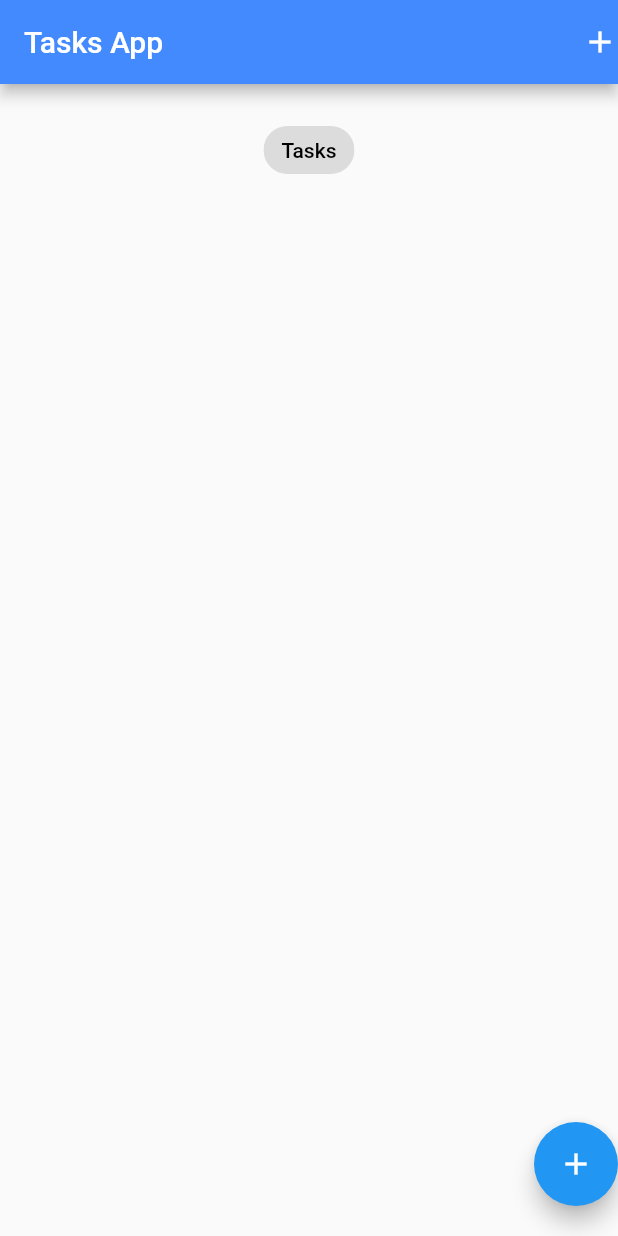
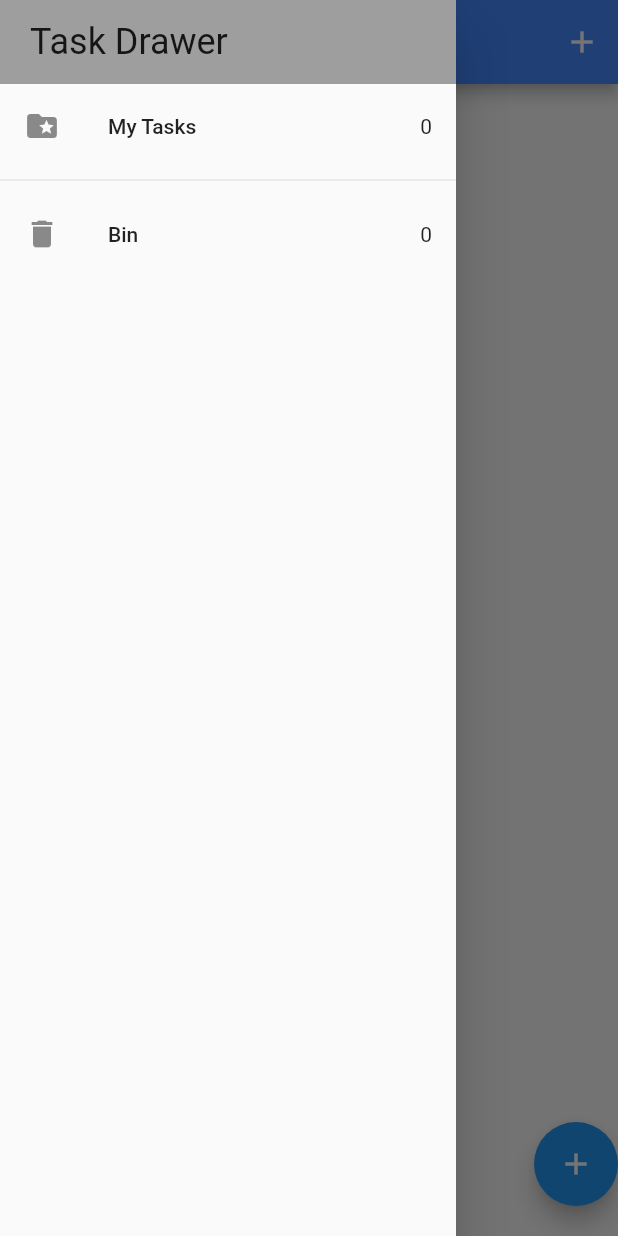
Before and after one commit to camelCase4/Flutter-BLoC-State-Management-Firebase-2023-From-Scratch, a Flutter app: the screen it shows after launch, with the side drawer open (before the commit the screen has no drawer), on a phone screen of 412 x 824 dp. Run offline on Flutter 3.47's test engine with Material 2 defaults, Android fonts, the phone set to English and light mode, and no system bars; our stand-ins replace bloc, equatable, flutter_bloc, hydrated_bloc.

Commit message:
task app progress

```diff
--- /dev/null
+++ b/lib/blocs/bloc/tasks_bloc.dart
@@ -0,0 +1,58 @@
+import 'package:bloc/bloc.dart';
+import 'package:equatable/equatable.dart';
+import 'package:hydrated_bloc/hydrated_bloc.dart';
+
+import '../../models/task.dart';
+
+part 'tasks_event.dart';
+part 'tasks_state.dart';
+
+class TasksBloc extends HydratedBloc<TasksEvent, TasksState> {
+  TasksBloc() : super(const TasksState()) {
+    on<AddTask>(_onAddTask);
+    on<UpdateTask>(_onUpdateTask);
+    on<DeleteTask>(_onDeleteTask);
+  }
+
+  void _onAddTask(AddTask event, Emitter<TasksState> emit) {
+    final state = this.state;
+    emit(
+      TasksState(
+        allTasks: List.from(state.allTasks)..add(event.task),
+      ),
+    );
+  }
+
+  void _onUpdateTask(UpdateTask event, Emitter<TasksState> emit) {
+    final state = this.state;
+    final task = event.task;
+    final int index = state.allTasks.indexOf(task);
+
+    List<Task> allTasks = List.from(state.allTasks)..remove(task);
+
+    task.isDone == false
+        ? allTasks.insert(index, task.copyWith(isDone: true))
+        : allTasks.insert(index, task.copyWith(isDone: false));
+
+    emit(TasksState(allTasks: allTasks));
+  }
+
+  void _onDeleteTask(DeleteTask event, Emitter<TasksState> emit) {
+    final state = this.state;
+    emit(
+      TasksState(
+        allTasks: List.from(state.allTasks)..remove(event.task),
+      ),
+    );
+  }
+
+  @override
+  TasksState? fromJson(Map<String, dynamic> json) {
+    return TasksState.fromMap(json);
+  }
+
+  @override
+  Map<String, dynamic>? toJson(TasksState state) {
+   return state.toMap();
+  }
+}
--- /dev/null
+++ b/lib/blocs/bloc/tasks_event.dart
@@ -0,0 +1,42 @@
+part of 'tasks_bloc.dart';
+
+sealed class TasksEvent extends Equatable {
+  const TasksEvent();
+
+  @override
+  List<Object> get props => [];
+}
+
+class AddTask extends TasksEvent{
+  final Task task;
+
+  const AddTask({
+    required this.task,
+  });
+
+  @override
+  List<Object> get props => [task];
+}
+
+class UpdateTask extends TasksEvent{
+  final Task task;
+
+  const UpdateTask({
+    required this.task,
+  });
+
+  @override
+  List<Object> get props => [task];
+
+}
+
+class DeleteTask extends TasksEvent{
+  final Task task;
+
+  const DeleteTask({
+    required this.task,
+  });
+
+  @override
+  List<Object> get props => [task];
+}
--- /dev/null
+++ b/lib/blocs/bloc/tasks_state.dart
@@ -0,0 +1,31 @@
+part of 'tasks_bloc.dart';
+
+class TasksState extends Equatable{
+  final List<Task> allTasks;
+
+  const TasksState({
+    this.allTasks = const <Task>[],
+  });
+
+  @override
+  List<Object> get props => [allTasks];
+
+  Map<String, dynamic> toMap() {
+    return <String, dynamic>{
+      'allTasks': allTasks.map((x) => x.toMap()).toList(),
+    };
+  }
+
+  factory TasksState.fromMap(Map<String, dynamic> map) {
+    return TasksState(
+      allTasks: List<Task>.from(
+        (map['allTasks'] as List<dynamic>).map<Task>(
+          (x) => Task.fromMap(x as Map<String, dynamic>),
+        ),
+      ),
+    );
+  }
+
+  @override
+  bool get stringify => true;
+}
--- /dev/null
+++ b/lib/blocs/bloc_exports.dart
@@ -0,0 +1,2 @@
+export './bloc/tasks_bloc.dart';
+export 'package:flutter_bloc/flutter_bloc.dart';
--- a/lib/main.dart
+++ b/lib/main.dart
@@ -1,9 +1,22 @@
 import 'package:flutter/material.dart';
+import 'package:hydrated_bloc/hydrated_bloc.dart';
+import 'package:path_provider/path_provider.dart';
 
+import 'blocs/bloc_exports.dart';
+import 'models/task.dart';
+import 'screens/add_task_screen.dart';
 import 'screens/task_screen.dart';
 
-void main() {
+void main() async {
+  WidgetsFlutterBinding.ensureInitialized();
+
+
+  HydratedBloc.storage = await HydratedStorage.build(
+    storageDirectory: await getApplicationDocumentsDirectory(),
+  );
+
   runApp(const MyApp());
+
 }
 
 
@@ -12,17 +25,12 @@ class MyApp extends StatelessWidget {
 
   @override
   Widget build(BuildContext context) {
-    return MaterialApp(
-      home: Scaffold(
-        appBar: AppBar(
-          backgroundColor: Colors.blueAccent,
-          title: const Text('Tasks App'),
-          actions: const [
-             Icon(Icons.add),
-          ],
-        ),
-        body: const TasksScreen(),
-      )
+    return BlocProvider(
+      create: (context) => TasksBloc(),
+      child: const MaterialApp(
+        debugShowCheckedModeBanner: false,
+        home: TasksScreen(),
+      ),
     );
   }
 }
--- a/lib/models/task.dart
+++ b/lib/models/task.dart
@@ -0,0 +1,63 @@
+// ignore_for_file: public_member_api_docs, sort_constructors_first
+import 'dart:convert';
+
+import 'package:equatable/equatable.dart';
+
+// ignore: must_be_immutable
+class Task extends Equatable {
+  final String title;
+  final String id;
+  bool? isDone;
+  bool? isDeleted;
+
+  Task({
+    required this.title,
+    required this.id,
+    this.isDone,
+    this.isDeleted,
+  }) {
+    isDone = isDone ?? false;
+    isDeleted = isDeleted ?? false;
+  }
+
+  Task copyWith({
+    String? title,
+    String? id,
+    bool? isDone,
+    bool? isDeleted,
+
+  }) {
+    return Task(
+      title: title ?? this.title,
+      id: id ?? this.id,
+      isDone: isDone ?? this.isDone,
+      isDeleted: isDeleted ?? this.isDeleted,
+    );
+  }
+
+  Map<String, dynamic> toMap() {
+    return <String, dynamic>{
+      'title': title,
+      'id' : id,
+      'isDone': isDone,
+      'isDeleted': isDeleted,
+    };
+  }
+
+  factory Task.fromMap(Map<String, dynamic> map) {
+    return Task(
+      title: map['title'] as String,
+      id: map['id'] ?? '',
+      isDone: map['isDone'] != null ? map['isDone'] as bool : null,
+      isDeleted: map['isDeleted'] != null ? map['isDeleted'] as bool : null,
+    );
+  }
+
+  @override
+  List<Object?> get props => [
+        title,
+        id,
+        isDone,
+        isDeleted,
+      ];
+}
--- /dev/null
+++ b/lib/screens/drawer_view.dart
@@ -0,0 +1,37 @@
+import 'package:flutter/material.dart';
+
+class TaskDrawer extends StatelessWidget {
+  const TaskDrawer({super.key});
+
+  @override
+  Widget build(BuildContext context) {
+    return SafeArea(
+      child: Drawer(
+        child: Column(
+          children: [
+            Container(
+              color: Colors.grey,
+              width: double.infinity,
+              padding: const EdgeInsets.symmetric(vertical: 14, horizontal: 20),
+              child: Text(
+                'Task Drawer',
+                style: Theme.of(context).textTheme.headlineSmall,
+              ),
+            ),
+            const ListTile(
+              leading: Icon(Icons.folder_special),
+              title: Text('My Tasks'),
+              trailing: Text('0'),
+            ),
+            const Divider(),
+             const ListTile(
+              leading: Icon(Icons.delete),
+              title: Text('Bin'),
+              trailing: Text('0'),
+            ),
+          ],
+        ),
+      ),
+    );
+  }
+}
--- a/lib/screens/task_screen.dart
+++ b/lib/screens/task_screen.dart
@@ -1,34 +1,87 @@
 import 'package:flutter/material.dart';
+import 'package:tasks_app/models/task.dart';
+import 'package:tasks_app/screens/drawer_view.dart';
 
-class TasksScreen extends StatelessWidget {
+import '../blocs/bloc/tasks_bloc.dart';
+import '../blocs/bloc_exports.dart';
+import '../widgets/task_list.dart';
+import 'add_task_screen.dart';
+
+class TasksScreen extends StatefulWidget {
   const TasksScreen({super.key});
 
   @override
+  State<TasksScreen> createState() => _TasksScreenState();
+}
+
+class _TasksScreenState extends State<TasksScreen> {
+  void _addTask(BuildContext context) {
+    showModalBottomSheet(
+      context: context,
+      isScrollControlled: true,
+      builder: (context) => SingleChildScrollView(
+        child: Container(
+          child: Padding(
+            //padding: const EdgeInsets.all(8.0),
+            padding: EdgeInsets.only(
+                bottom: MediaQuery.of(context).viewInsets.bottom),
+            child: const AddTaskHud(),
+          ),
+        ),
+      ),
+    );
+  }
+
+  @override
   Widget build(BuildContext context) {
-    return Container(
+    return BlocBuilder<TasksBloc, TasksState>(
+      builder: (context, state) {
+        List<Task> tasksList = state.allTasks;
+        return Scaffold(
+          resizeToAvoidBottomInset: true,
+          appBar: AppBar(
+            backgroundColor: Colors.blueAccent,
+            title: const Text('Tasks App'),
+            actions: [
+              IconButton(
+                onPressed: () {
+                  _addTask(context);
+                },
+                icon: const Icon(Icons.add),
+              ),
+            ],
+          ),
+          drawer: const TaskDrawer(),
+          body: Container(
             padding: const EdgeInsets.only(top: 20, bottom: 20),
             child: Column(
               mainAxisAlignment: MainAxisAlignment.spaceBetween,
               crossAxisAlignment: CrossAxisAlignment.stretch,
               children: [
-          const Chip(
+                 Chip(
                   label: Text(
-              'Tasks',
-              style: TextStyle(color: Colors.black),
+                    '${state.allTasks.length} Tasks',
+                    style: const TextStyle(color: Colors.black),
                   ),
                   backgroundColor: Colors.black12,
                 ),
+                TaskList(taskList: tasksList),
                 Row(
                   mainAxisAlignment: MainAxisAlignment.end,
                   children: [
                     FloatingActionButton(
-                onPressed: () {},
+                      onPressed: () {
+                        _addTask(context);
+                      },
                       child: const Icon(Icons.add),
                     ),
                   ],
                 )
               ],
             ),
+          ),
+        );
+      },
     );
   }
 }
--- /dev/null
+++ b/lib/services/app_router.dart
@@ -0,0 +1,5 @@
+import 'package:flutter/material.dart';
+
+class AppRouter{
+
+}
--- /dev/null
+++ b/lib/widgets/task_list.dart
@@ -0,0 +1,27 @@
+import 'package:flutter/material.dart';
+import 'package:tasks_app/blocs/bloc_exports.dart';
+
+import '../models/task.dart';
+import 'task_tiles.dart';
+
+class TaskList extends StatelessWidget {
+  const TaskList({
+    super.key,
+    required this.taskList,
+  });
+
+  final List<Task> taskList;
+
+  @override
+  Widget build(BuildContext context) {
+    return Expanded(
+      child: ListView.builder(
+        itemCount: taskList.length,
+        itemBuilder: (context, index) {
+          var task = taskList[index];
+          return TaskTiles(task: task);
+        },
+      ),
+    );
+  }
+}
--- /dev/null
+++ b/lib/widgets/task_tiles.dart
@@ -0,0 +1,34 @@
+import 'package:flutter/material.dart';
+import 'package:flutter_bloc/flutter_bloc.dart';
+
+import '../blocs/bloc/tasks_bloc.dart';
+import '../models/task.dart';
+
+class TaskTiles extends StatelessWidget {
+  const TaskTiles({
+    super.key,
+    required this.task,
+  });
+
+  final Task task;
+
+  @override
+  Widget build(BuildContext context) {
+    return ListTile(
+      title: Text(
+        task.title,
+        style: TextStyle(
+          decoration: task.isDone! ? TextDecoration.lineThrough : null,
+        ),
+      ),
+      trailing: Checkbox(
+        value: task.isDone,
+        onChanged: (value) {
+          context.read<TasksBloc>().add(UpdateTask(task: task));
+        },
+      ),
+      onLongPress: () =>
+          context.read<TasksBloc>().add(DeleteTask(task: task)),
+    );
+  }
+}
```
Also changed, not shown: lib/screens/add_task_screen.dart (added, +57 -0 lines), lib/screens/recycle_bin.dart (added, +46 -0 lines), lib/services/id_generator.dart (added, +28 -0 lines), pubspec.yaml (+2 -6 lines), pubspec.lock, 1 other file. Lines whose indentation alone changed are shown as unchanged.
